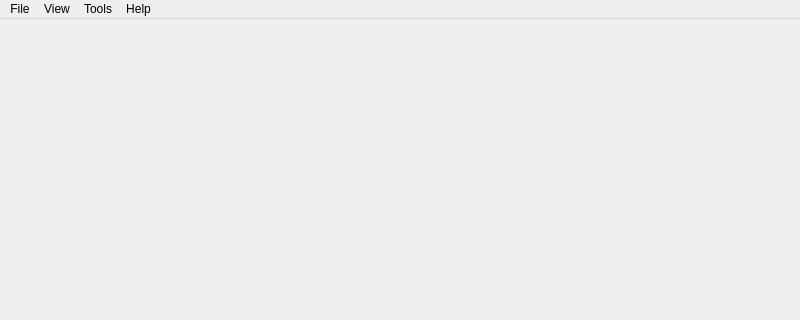
Qt form src/tools/hlmv/ui/HLMVMainWindow.ui (SamVanheer/HalfLifeAssetManager) before a commit; both pictures show x 0 to 800 and y 0 to 320 of the 800 by 600 pixel window.
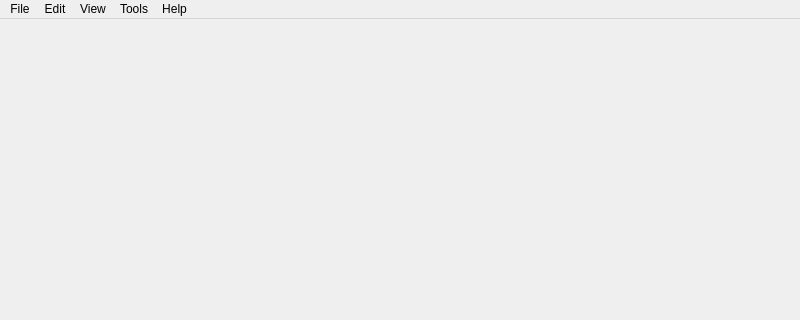
The same form after that commit.

Commit message: Add Edit menu with Undo and Redo actions

The edit to the form file:
```diff
--- a/src/tools/hlmv/ui/HLMVMainWindow.ui
+++ b/src/tools/hlmv/ui/HLMVMainWindow.ui
@@ -48,7 +48,13 @@
     </property>
     <addaction name="ActionFullscreen"/>
    </widget>
+   <widget class="QMenu" name="MenuEdit">
+    <property name="title">
+     <string>Edit</string>
+    </property>
+   </widget>
    <addaction name="MenuFile"/>
+   <addaction name="MenuEdit"/>
    <addaction name="MenuView"/>
    <addaction name="MenuTools"/>
    <addaction name="MenuHelp"/>
```
The commit also changes 1 other file.
